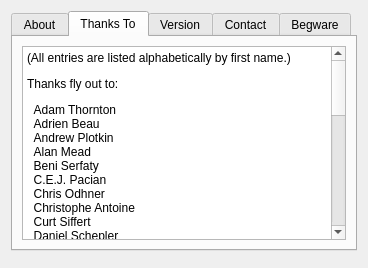
The window that src/aboutqtadsdialog.ui (realnc/qtads) describes before a commit, drawn with Qt 5.
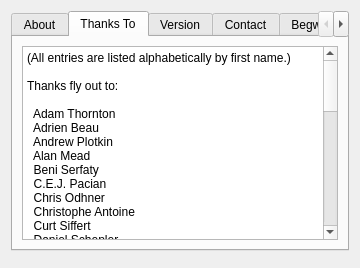
The same window after the commit. The open tabs and pages were chosen to show the change. Icons and pictures are not drawn.

Commit message:
Use a QPlainTextEdit instead of a QTextBrowser for the "Thanks To" tab
QTextBrowser will force a particular font and size, which is definitely not what
we want.

```diff
--- a/src/aboutqtadsdialog.ui
+++ b/src/aboutqtadsdialog.ui
@@ -25,10 +25,8 @@
           </sizepolicy>
          </property>
          <property name="text">
-          <string>&lt;h2&gt;
-&lt;a href=&quot;http://qtads.sourceforge.net&quot;&gt;&lt;img src=&quot;:/qtads-logo.png&quot; /&gt;&lt;/a&gt;
-&lt;br&gt;A Multimedia TADS Interpreter
-&lt;/h2&gt;
+          <string>&lt;h3&gt;&lt;a href=&quot;http://qtads.sourceforge.net&quot;&gt;&lt;img src=&quot;:/qtads-logo.png&quot; /&gt;&lt;/a&gt;
+&lt;br&gt;A Multimedia TADS Interpreter&lt;/h3&gt;
 
 &lt;p&gt;
 TADS Copyright © 2010 Michael J. Roberts&lt;br&gt;
@@ -61,17 +59,54 @@
       </attribute>
       <layout class="QVBoxLayout" name="verticalLayout_3">
        <item>
-        <widget class="QTextBrowser" name="textBrowser">
-         <property name="html">
-          <string>&lt;!DOCTYPE HTML PUBLIC &quot;-//W3C//DTD HTML 4.0//EN&quot; &quot;http://www.w3.org/TR/REC-html40/strict.dtd&quot;&gt;
-&lt;html&gt;&lt;head&gt;&lt;meta name=&quot;qrichtext&quot; content=&quot;1&quot; /&gt;&lt;style type=&quot;text/css&quot;&gt;
-p, li { white-space: pre-wrap; }
-&lt;/style&gt;&lt;/head&gt;&lt;body style=&quot; font-family:'DejaVu Sans'; font-size:9pt; font-weight:400; font-style:normal;&quot;&gt;
-&lt;p style=&quot; margin-top:12px; margin-bottom:12px; margin-left:0px; margin-right:0px; -qt-block-indent:0; text-indent:0px;&quot;&gt;(All entries are listed alphabetically by first name.) &lt;/p&gt;
-&lt;p style=&quot; margin-top:12px; margin-bottom:12px; margin-left:0px; margin-right:0px; -qt-block-indent:0; text-indent:0px;&quot;&gt;Thanks fly out to: &lt;/p&gt;
-&lt;p style=&quot; margin-top:12px; margin-bottom:12px; margin-left:0px; margin-right:0px; -qt-block-indent:0; text-indent:0px;&quot;&gt;  Adam Thornton&lt;br /&gt;  Adrien Beau&lt;br /&gt;  Andrew Plotkin&lt;br /&gt;  Alan Mead&lt;br /&gt;  Beni Serfaty&lt;br /&gt;  C.E.J. Pacian&lt;br /&gt;  Chris Odhner&lt;br /&gt;  Christophe Antoine&lt;br /&gt;  Curt Siffert&lt;br /&gt;  Daniel Schepler&lt;br /&gt;  Eric Eve&lt;br /&gt;  Eric Forgeot&lt;br /&gt;  Erik Temple&lt;br /&gt;  Greg Boettcher&lt;br /&gt;  Guilherme De Sousa&lt;br /&gt;  Jim Aikin&lt;br /&gt;  Joe Mason&lt;br /&gt;  Kodath duMatri&lt;br /&gt;  Kris Kennaway&lt;br /&gt;  Krister Fundin&lt;br /&gt;  Leif Huhn&lt;br /&gt;  Ming Hua&lt;br /&gt;  Nicolas Lécureuil&lt;br /&gt;  Ornithopter&lt;br /&gt;  Petter Sjölund&lt;br /&gt;  Poster&lt;br /&gt;  Rune Berg&lt;br /&gt;  Samuel Verschelde&lt;br /&gt;  Stefan Müller&lt;br /&gt;  Thom Brown&lt;br /&gt;  Tony Houlbrooke&lt;br /&gt;  Xenius &lt;/p&gt;
-&lt;p style=&quot; margin-top:12px; margin-bottom:12px; margin-left:0px; margin-right:0px; -qt-block-indent:0; text-indent:0px;&quot;&gt;for the ideas, source code, bug reports and donations. &lt;/p&gt;
-&lt;p style=&quot; margin-top:12px; margin-bottom:12px; margin-left:0px; margin-right:0px; -qt-block-indent:0; text-indent:0px;&quot;&gt;And of course, Mike Roberts; if there would be no Mike, there would be no Tads! &lt;/p&gt;&lt;/body&gt;&lt;/html&gt;</string>
+        <widget class="QPlainTextEdit" name="plainTextEdit">
+         <property name="readOnly">
+          <bool>true</bool>
+         </property>
+         <property name="plainText">
+          <string>(All entries are listed alphabetically by first name.)
+
+Thanks fly out to:
+
+  Adam Thornton
+  Adrien Beau
+  Andrew Plotkin
+  Alan Mead
+  Beni Serfaty
+  C.E.J. Pacian
+  Chris Odhner
+  Christophe Antoine
+  Curt Siffert
+  Daniel Schepler
+  Eric Eve
+  Eric Forgeot
+  Erik Temple
+  Greg Boettcher
+  Guilherme De Sousa
+  Jim Aikin
+  Joe Mason
+  Kodath duMatri
+  Kris Kennaway
+  Krister Fundin
+  Leif Huhn
+  Ming Hua
+  Nicolas Lécureuil
+  Ornithopter
+  Petter Sjölund
+  Poster
+  Rune Berg
+  Samuel Verschelde
+  Stefan Müller
+  Thom Brown
+  Tony Houlbrooke
+  Xenius
+
+for the ideas, source code and bug reports. Also thanks to everyone who donated to this project.
+
+And of course, Mike Roberts; if there would be no Mike, there would be no Tads!</string>
+         </property>
+         <property name="textInteractionFlags">
+          <set>Qt::TextBrowserInteraction</set>
          </property>
         </widget>
        </item>
```
